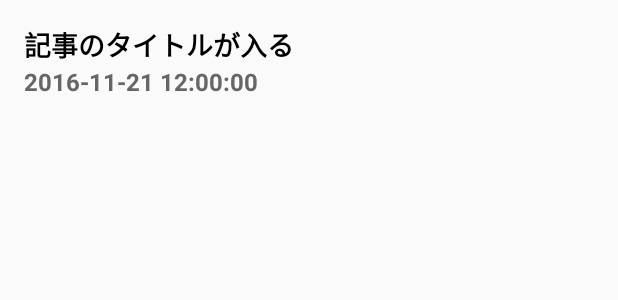
After one commit to hideki-a/android-app-api-sdk-dev, an Android app: the layout item_entry.xml on its own in the app's theme, with its tools: preview values and no code run, on a phone screen of 412 x 824 dp. The commit adds this screen. Shown: the top 300 px of the screen. Run offline under Robolectric (Android 15) with nearby library versions, the phone set to English and light mode, and no system bars.

Commit message:
試作画面を追加

```diff
--- a/SiteReader/app/build.gradle
+++ b/SiteReader/app/build.gradle
@@ -28,6 +28,7 @@ dependencies {
         exclude group: 'com.android.support', module: 'support-annotations'
     })
     compile 'com.android.support:appcompat-v7:24.2.1'
+    compile 'com.android.support:recyclerview-v7:24.2.1'
     compile 'com.squareup.okhttp3:okhttp:3.4.2'
     compile 'com.fasterxml.jackson.core:jackson-databind:2.8.4'
     testCompile 'junit:junit:4.12'
--- /dev/null
+++ b/SiteReader/app/src/main/res/layout/item_entry.xml
@@ -0,0 +1,23 @@
+<?xml version="1.0" encoding="utf-8"?>
+<LinearLayout xmlns:android="http://schemas.android.com/apk/res/android"
+    xmlns:tools="http://schemas.android.com/tools"
+    android:layout_width="match_parent"
+    android:layout_height="wrap_content"
+    android:padding="@dimen/list_item_padding"
+    android:orientation="vertical">
+
+    <TextView
+        android:id="@+id/Title"
+        style="@style/List.Title"
+        android:layout_width="match_parent"
+        android:layout_height="wrap_content"
+        tools:text="記事のタイトルが入る"/>
+
+    <TextView
+        android:id="@+id/PubDate"
+        style="@style/List.SubText"
+        android:layout_width="match_parent"
+        android:layout_height="wrap_content"
+        tools:text="2016-11-21 12:00:00"/>
+
+</LinearLayout>
--- a/SiteReader/app/src/main/res/values/colors.xml
+++ b/SiteReader/app/src/main/res/values/colors.xml
@@ -3,4 +3,7 @@
     <color name="colorPrimary">#3F51B5</color>
     <color name="colorPrimaryDark">#303F9F</color>
     <color name="colorAccent">#FF4081</color>
+
+    <color name="colorPrimaryText">#000000</color>
+    <color name="colorSecondaryText">#666666</color>
 </resources>
--- a/SiteReader/app/src/main/res/values/dimens.xml
+++ b/SiteReader/app/src/main/res/values/dimens.xml
@@ -2,4 +2,8 @@
     <!-- Default screen margins, per the Android Design guidelines. -->
     <dimen name="activity_horizontal_margin">16dp</dimen>
     <dimen name="activity_vertical_margin">16dp</dimen>
+    <dimen name="list_item_padding">16dp</dimen>
+
+    <dimen name="text_size_large">18dp</dimen>
+    <dimen name="text_size_medium">16dp</dimen>
 </resources>
--- a/SiteReader/app/src/main/res/values/styles.xml
+++ b/SiteReader/app/src/main/res/values/styles.xml
@@ -8,4 +8,32 @@
         <item name="colorAccent">@color/colorAccent</item>
     </style>
 
+    <style name="Text"/>
+
+    <style name="Text.Large" parent="Text">
+        <item name="android:textSize">@dimen/text_size_large</item>
+        <item name="android:textStyle">bold</item>
+        <item name="android:textColor">@color/colorPrimaryText</item>
+    </style>
+
+    <style name="Text.Medium" parent="Text">
+        <item name="android:textSize">@dimen/text_size_medium</item>
+        <item name="android:textStyle">bold</item>
+        <item name="android:textColor">@color/colorSecondaryText</item>
+    </style>
+
+    <style name="List"/>
+
+    <style name="List.Title" parent="List">
+        <item name="android:textAppearance">@style/Text.Large</item>
+        <item name="android:singleLine">false</item>
+        <item name="android:maxLines">2</item>
+        <item name="android:ellipsize">end</item>
+    </style>
+
+    <style name="List.SubText" parent="List">
+        <item name="android:textAppearance">@style/Text.Medium</item>
+        <item name="android:singleLine">true</item>
+        <item name="android:ellipsize">end</item>
+    </style>
 </resources>
```
Also changed, not shown: SiteReader/app/src/main/java/pw/anothersky/sitereader/EntryListFragment.java (added, +109 -0 lines), SiteReader/app/src/main/java/pw/anothersky/sitereader/EntryLoader.java (deleted, +0 -64 lines), SiteReader/app/src/main/java/pw/anothersky/sitereader/MainActivity.java (+8 -4 lines), SiteReader/app/src/main/java/pw/anothersky/sitereader/adapter/EntryAdapter.java (added, +102 -0 lines), SiteReader/app/src/main/java/pw/anothersky/sitereader/data/Entry.java (renamed from SiteReader/app/src/main/java/pw/anothersky/sitereader/data/Entries.java, +4 -4 lines), SiteReader/app/src/main/java/pw/anothersky/sitereader/loader/EntryListLoader.java (added, +63 -0 lines), SiteReader/app/src/main/res/layout/activity_main.xml (+7 -6 lines), SiteReader/app/src/main/res/layout/fragment_entries.xml (added, +9 -0 lines).
